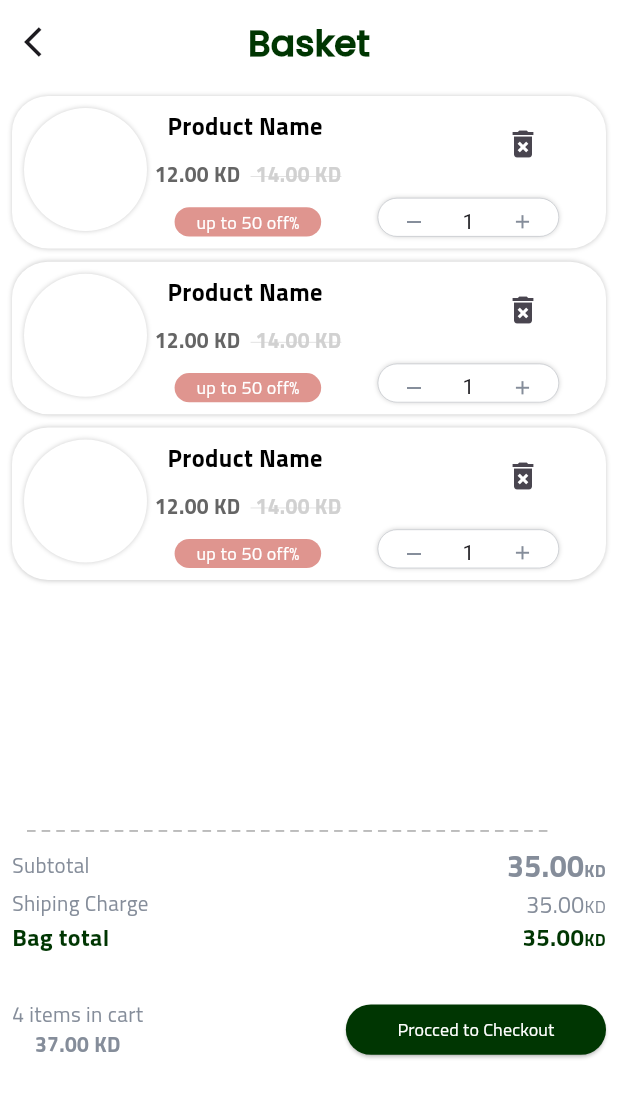
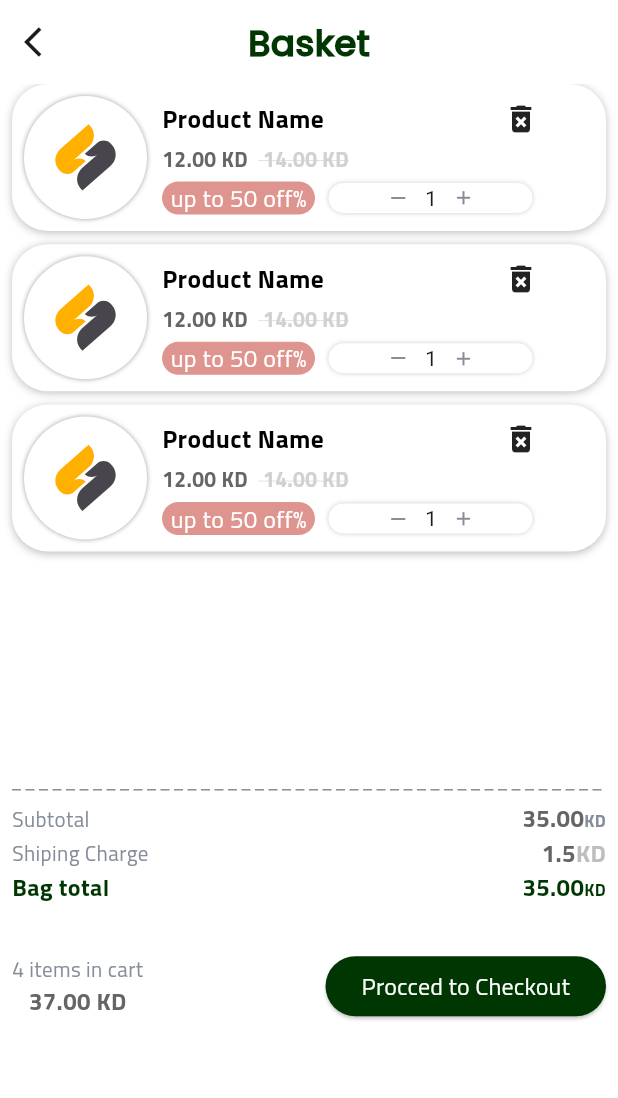
Before and after one commit to AyaNasserEzat/market, a Flutter app: the CartView screen opened directly, on a phone screen of 412 x 824 dp. Shown: the top 1098 px of the screen. Run offline on Flutter 3.47's test engine with Material 3 defaults, Android fonts, the phone set to English and light mode, and no system bars; our stand-ins replace flutter_screenutil, flutter_svg, go_router, pin_code_fields, timeline_tile.

Commit message:
cart  view changes

```diff
--- a/lib/core/utils/text_style.dart
+++ b/lib/core/utils/text_style.dart
@@ -61,7 +61,7 @@ class CustomTextStyle {
        fontWeight: FontWeight.bold
   );
       static TextStyle simebold12=TextStyle(
-    fontSize: 12,color: AppColor.white,
+    fontSize: 16,color: AppColor.white,
        fontFamily: 'TitilliumWeb',
   );
    static TextStyle poppins=TextStyle(
--- a/lib/feature/cart_feature/presentation/views/cart_view.dart
+++ b/lib/feature/cart_feature/presentation/views/cart_view.dart
@@ -22,9 +22,7 @@ class CartView extends StatelessWidget {
         ),
 
     ),
-    body:  Padding(
-      padding: const EdgeInsets.all(8.0),
-      child: CustomScrollView(
+    body:  CustomScrollView(
       slivers: [
     const CartListView(),
       SliverToBoxAdapter(child: SizedBox(height: 150)),
@@ -33,7 +31,6 @@ class CartView extends StatelessWidget {
     SliverToBoxAdapter(child: ProssedToCheckoutSection()),
       ],
     ),
-    ),
     );
   }
 }
--- a/lib/feature/cart_feature/presentation/views/widgets/cart_item.dart
+++ b/lib/feature/cart_feature/presentation/views/widgets/cart_item.dart
@@ -1,53 +1,50 @@
 import 'package:flutter/material.dart';
-import 'package:flutter_screenutil/flutter_screenutil.dart';
+
 import 'package:pure_soft/core/utils/app_color.dart';
 import 'package:pure_soft/core/utils/text_style.dart';
+import 'package:pure_soft/feature/home/presentaion/views/widgets/custom_circle_container.dart';
 
 class CartItem extends StatelessWidget {
   const CartItem({super.key});
 
   @override
   Widget build(BuildContext context) {
-    return Container(
-      width: 412.w,
-      height: 115.h,
+    final bool isLandScape=MediaQuery.of(context).orientation==Orientation.landscape;
+    final screenWidth=MediaQuery.of(context).size.width;
+    return Padding(
+      padding: const EdgeInsets.only(right: 8,left: 8),
+      child: Container(
+
         decoration: BoxDecoration(
           color: AppColor.white,
           borderRadius: BorderRadius.circular(24),
             boxShadow: [
-          BoxShadow(color: Colors.black.withOpacity(0.2), blurRadius: 2),
+              BoxShadow(color:Color(0x40000000), blurRadius: 4,offset: Offset(0, 1)),
             ],
         ),
         child: Padding(
           padding: const EdgeInsets.only(left: 8.0, bottom: 8, top: 8),
           child: Row(
+
+            spacing: 10,
+            children: [
+
+      CustomCircleContainer(),
+              Column(
                 crossAxisAlignment: CrossAxisAlignment.start,
                 spacing: 5,
-          children: [
-            Container(
-              width: 82,
-              height: 82,
-              decoration: BoxDecoration(
-                shape: BoxShape.circle,
-                color: AppColor.white,
 
-                boxShadow: [
-                  BoxShadow(
-                    color: Colors.black.withOpacity(0.2),
-                    blurRadius: 2,
-                  ),
-                ],
-              ),
-            ),
-            Column(
-              mainAxisAlignment: MainAxisAlignment.spaceBetween,
                 children: [
                   Row(
                     children: [
-                    Text("Product Name ", style: CustomTextStyle.titilliumWebBoldBlack19.copyWith(fontSize: 17.sp)),
+                      Text("Product Name ", style: CustomTextStyle.titilliumWebBoldBlack19.copyWith(fontSize: 17)),
+                       SizedBox(width: isLandScape? screenWidth*.60:screenWidth*.28,),
+                       InkWell(child: Icon(Icons.delete_forever))
+                        //IconButton(onPressed: () {}, icon: Icon(Icons.delete_forever)),
                     ],
                   ),
                   Row(
+
                     children: [
                       Text("12.00 KD  ",style: CustomTextStyle.regularTitilliumWeb,),
                       Text(
@@ -61,9 +58,11 @@ class CartItem extends StatelessWidget {
                     ],
                   ),
 
+                  Row(
+                    children: [
                       Container(
-                  width: 102.w,
-                  height: 22.h,
+                        width: 102,
+                        height: 22,
                         decoration: BoxDecoration(
                           color: AppColor.pink,
                           borderRadius: BorderRadius.circular(50),
@@ -75,46 +74,34 @@ class CartItem extends StatelessWidget {
                           ),
                         ),
                       ),
-              ],
-            ),
-            SizedBox(width: 15.w),
-            Column(
-              crossAxisAlignment: CrossAxisAlignment.end,
-              mainAxisAlignment: MainAxisAlignment.spaceBetween,
-              children: [
-                IconButton(onPressed: () {}, icon: Icon(Icons.delete_forever)),
+                        SizedBox(width: isLandScape? screenWidth*.33:9,),
                   Container(
-                  width: 126.w,
-                  height: 29.h,
+
+      width: screenWidth*.33 ,
                     decoration: BoxDecoration(
                       color: AppColor.white,
                       borderRadius: BorderRadius.circular(50),
-                    border: Border.all(width: .2, color: AppColor.gray),
+
                       boxShadow: [
                         // ignore: deprecated_member_use
                         BoxShadow(
+
                           color: Colors.black.withOpacity(0.2),
                           blurRadius: 2,
                         ),
                       ],
                     ),
                     child: Row(
-                    mainAxisAlignment: MainAxisAlignment.spaceBetween,
-                    crossAxisAlignment: CrossAxisAlignment.end,
+                      spacing: 10,
+          mainAxisAlignment: MainAxisAlignment.center,
                       children: [
-                      IconButton(
-                        onPressed: () {},
-                        icon: Icon(
+                        Icon(
                             Icons.remove,
                             color: AppColor.gray,
                             size: 16,
                           ),
-                      ),
                         Text("1"),
-                      IconButton(
-                        onPressed: () {},
-                        icon: Icon(Icons.add, color: AppColor.gray, size: 15),
-                      ),
+                         Icon(Icons.add, color: AppColor.gray, size: 15)
                       ],
                     ),
                   ),
@@ -122,6 +109,10 @@ class CartItem extends StatelessWidget {
                   ),
                 ],
               ),
+
+            ],
+          ),
+        ),
       ),
     );
   }
--- a/lib/feature/cart_feature/presentation/views/widgets/checkout_section.dart
+++ b/lib/feature/cart_feature/presentation/views/widgets/checkout_section.dart
@@ -2,16 +2,23 @@ import 'package:flutter/material.dart';
 import 'package:flutter_screenutil/flutter_screenutil.dart';
 import 'package:pure_soft/core/utils/app_color.dart';
 import 'package:pure_soft/core/utils/text_style.dart';
-import 'package:pure_soft/feature/cart_feature/presentation/views/widgets/dash_row.dart';
+import 'package:pure_soft/feature/cart_feature/presentation/views/widgets/dash_line.dart';
 
 class CheckoutSection extends StatelessWidget {
   const CheckoutSection({super.key});
 
   @override
   Widget build(BuildContext context) {
-    return Column(
+    final screenHeight = MediaQuery.of(context).size.height;
+    final screenWidth = MediaQuery.of(context).size.width;
+    return Padding(
+      padding: const EdgeInsets.only(left: 8.0,right: 8),
+      child: Column(
         children: [
-  DashRow(),
+     CustomPaint(
+      size: Size(screenWidth-8, 8),
+      painter: DashLine(),
+     ),
 
           Row(
             mainAxisAlignment: MainAxisAlignment.spaceBetween,
@@ -22,7 +29,7 @@ class CheckoutSection extends StatelessWidget {
                   children: [
                     TextSpan(
                       text: "35.00",
-                    style: CustomTextStyle.TitilliumWebBold16.copyWith(fontSize: 21.sp,color: AppColor.gray),
+                      style: CustomTextStyle.TitilliumWebBold16.copyWith(color: AppColor.grey65),
                     ),
                     TextSpan(
                       text: "KD",
@@ -42,12 +49,12 @@ class CheckoutSection extends StatelessWidget {
                 TextSpan(
                   children: [
                     TextSpan(
-                    text: "35.00",
-                    style: CustomTextStyle.regular.copyWith(fontSize: 16.sp),
+                      text: "1.5",
+                      style: CustomTextStyle.TitilliumWebBold16.copyWith(color: AppColor.grey65),
                     ),
                     TextSpan(
                       text: "KD",
-                    style: CustomTextStyle.regular.copyWith(fontSize: 12.sp),
+                      style: CustomTextStyle.TitilliumWebBold16.copyWith(color: AppColor.greyBE),
                     ),
                   ],
                 ),
@@ -77,6 +84,7 @@ class CheckoutSection extends StatelessWidget {
             ],
           ),
         ],
+      ),
     );
   }
 }
--- a/lib/feature/cart_feature/presentation/views/widgets/prossed_to_checkout_section.dart
+++ b/lib/feature/cart_feature/presentation/views/widgets/prossed_to_checkout_section.dart
@@ -1,6 +1,7 @@
 import 'package:flutter/material.dart';
-import 'package:flutter_screenutil/flutter_screenutil.dart';
+
 import 'package:go_router/go_router.dart';
+import 'package:pure_soft/core/utils/app_color.dart';
 
 import 'package:pure_soft/core/utils/app_strings.dart';
 
@@ -12,26 +13,28 @@ class ProssedToCheckoutSection extends StatelessWidget {
 
   @override
   Widget build(BuildContext context) {
-    return Row(
+    return Padding(
+      padding: const EdgeInsets.only(left: 8.0,right: 8),
+      child: Row(
         mainAxisAlignment: MainAxisAlignment.spaceBetween,
         children: [
            Column(
             children: [
               Text("4 items in cart",style: CustomTextStyle.regular,),
-            Text("37.00 KD",style:  CustomTextStyle.regular.copyWith(fontWeight: FontWeight.bold)),
+              Text("37.00 KD",style:  CustomTextStyle.TitilliumWebBold16.copyWith(color: AppColor.grey65)),
 
             ],
 
           ),
             // CustomButton(onpressed: (){}, text: "hh",width: 181.w,height: 37.h,)
             SizedBox(
-      width: 181.w,
-      height: 38.h,
+
         child: CustomSmallBtn(text: AppStrings.checkOut,ontap: () {
           context.push("/checkOut");
         },)
       )
         ],
+      ),
     );
   }
 }
--- a/lib/feature/home/presentaion/views/widgets/stack_section.dart
+++ b/lib/feature/home/presentaion/views/widgets/stack_section.dart
@@ -1,6 +1,6 @@
 import 'package:flutter/material.dart';
 import 'package:flutter_screenutil/flutter_screenutil.dart';
-import 'package:flutter_svg/svg.dart';
+
 import 'package:pure_soft/core/utils/app_color.dart';
 import 'package:pure_soft/core/utils/text_style.dart';
 
@@ -31,8 +31,8 @@ class StackSection extends StatelessWidget {
           top: 10,
           right: 10,
           child: Container(
-            height: 29.h,
-            width: 135.w,
+            height: 29,
+            width: 135,
             padding: EdgeInsets.symmetric(horizontal: 8, vertical: 4),
             decoration: BoxDecoration(
               color: AppColor.white,
--- a/lib/feature/profile/presentation/views/support_view.dart
+++ b/lib/feature/profile/presentation/views/support_view.dart
@@ -36,9 +36,9 @@ class SupportView extends StatelessWidget {
           Text(AppStrings.mobileNumber,style: CustomTextStyle.regular,),
           CustomTextFormFiled(text: ""),
             Text(AppStrings.message,style: CustomTextStyle.regular,),
-          MessageContainer(height: 110.h,),
+          MessageContainer(height: 110,),
           CustomButton(onpressed: (){}, text: AppStrings.submit),
-SizedBox(height: 10.h,),
+SizedBox(height: 10,),
           ContactRowIcons()
 
 
```
Lines whose indentation alone changed are shown as unchanged.
